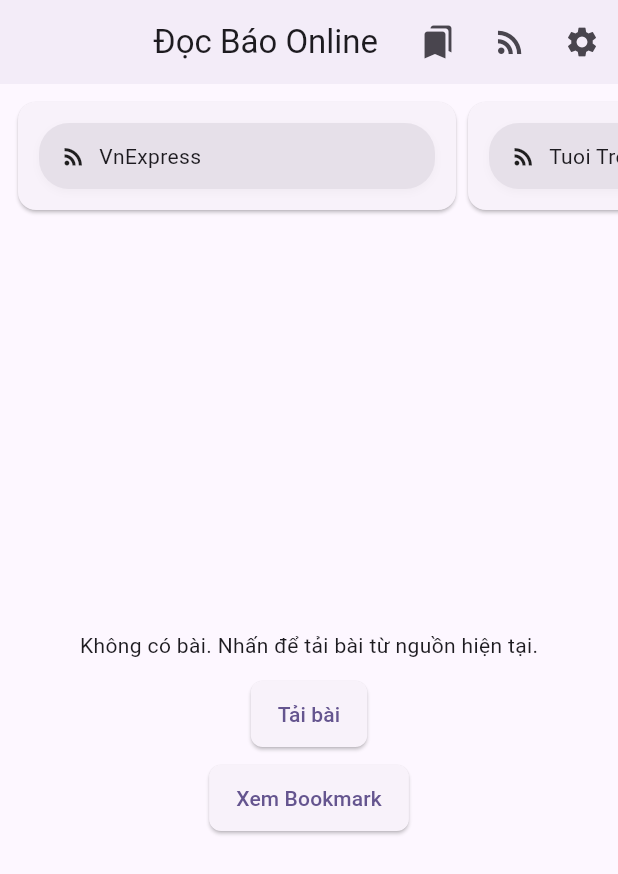
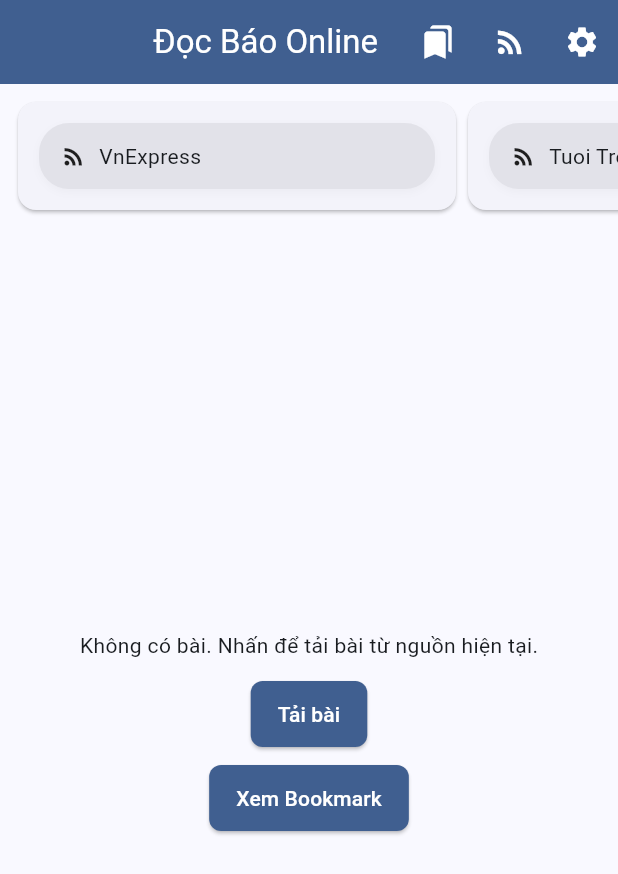
Before and after one commit to quanyeudau/DocBao_AnhQuan, a Flutter app: the screen it shows after launch, on a phone screen of 412 x 824 dp. Shown: the top 874 px of the screen. Run offline on Flutter 3.47's test engine with Material 3 defaults, Android fonts, the phone set to English and light mode, and no system bars; our stand-ins replace shared_preferences, webview_flutter; missing offline and left inert: webfeed; network calls fail.

Commit message:
Theme: apply bright light color scheme (blue seed) and update AppBar/Button styles

```diff
--- a/lib/main.dart
+++ b/lib/main.dart
@@ -26,13 +26,24 @@ class MyApp extends StatelessWidget {
 
   @override
   Widget build(BuildContext context) {
-    final seed = const Color(0xFF6750A4);
+    // A fresh, bright seed color for a light, airy look
+    final seed = const Color(0xFF0A84FF); // bright blue
+    final colorScheme = ColorScheme.fromSeed(seedColor: seed, brightness: Brightness.light);
+
     final theme = ThemeData(
       useMaterial3: true,
-      colorSchemeSeed: seed,
-      brightness: Brightness.light,
-  appBarTheme: const AppBarTheme(centerTitle: true, elevation: 2),
-      elevatedButtonTheme: ElevatedButtonThemeData(style: ElevatedButton.styleFrom(shape: RoundedRectangleBorder(borderRadius: BorderRadius.circular(8)), padding: const EdgeInsets.symmetric(vertical: 12, horizontal: 18))),
+      colorScheme: colorScheme,
+  scaffoldBackgroundColor: colorScheme.surface,
+      appBarTheme: AppBarTheme(centerTitle: true, elevation: 2, backgroundColor: colorScheme.primary, foregroundColor: colorScheme.onPrimary),
+      elevatedButtonTheme: ElevatedButtonThemeData(
+        style: ElevatedButton.styleFrom(
+          backgroundColor: colorScheme.primary,
+          foregroundColor: colorScheme.onPrimary,
+          shape: RoundedRectangleBorder(borderRadius: BorderRadius.circular(8)),
+          padding: const EdgeInsets.symmetric(vertical: 12, horizontal: 18),
+        ),
+      ),
+      textTheme: ThemeData.light().textTheme.apply(bodyColor: colorScheme.onSurface, displayColor: colorScheme.onSurface),
     );
 
     return MaterialApp(
```
